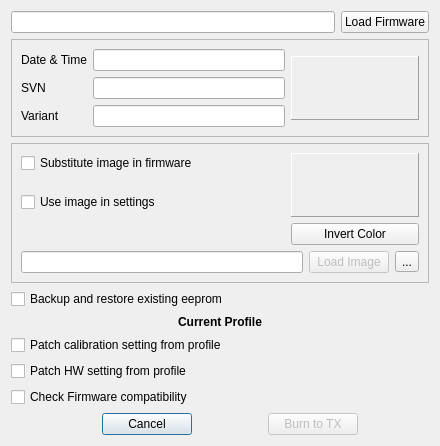
Qt form companion/src/burndialog.ui (opentx/opentx) before a commit.
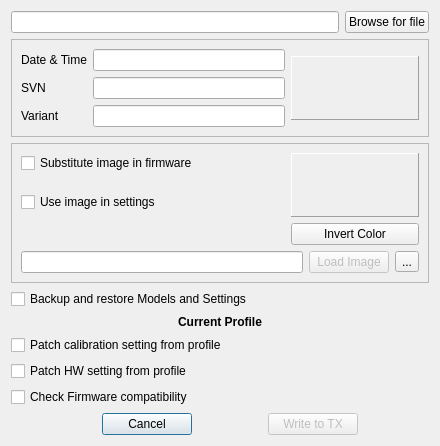
The same form after that commit. Icons and pictures are not drawn.

The edit to the form file:
```diff
--- a/companion/src/burndialog.ui
+++ b/companion/src/burndialog.ui
@@ -96,7 +96,7 @@
         </size>
        </property>
        <property name="text">
-        <string>Burn to TX</string>
+        <string>Write to TX</string>
        </property>
       </widget>
      </item>
@@ -258,7 +258,7 @@
           </sizepolicy>
          </property>
          <property name="text">
-          <string>Load Firmware</string>
+          <string>Browse for file</string>
          </property>
         </widget>
        </item>
@@ -286,7 +286,7 @@
         <bool>true</bool>
        </property>
        <property name="text">
-        <string>Backup and restore existing eeprom</string>
+        <string>Backup and restore Models and Settings</string>
        </property>
        <property name="tristate">
         <bool>false</bool>
```
